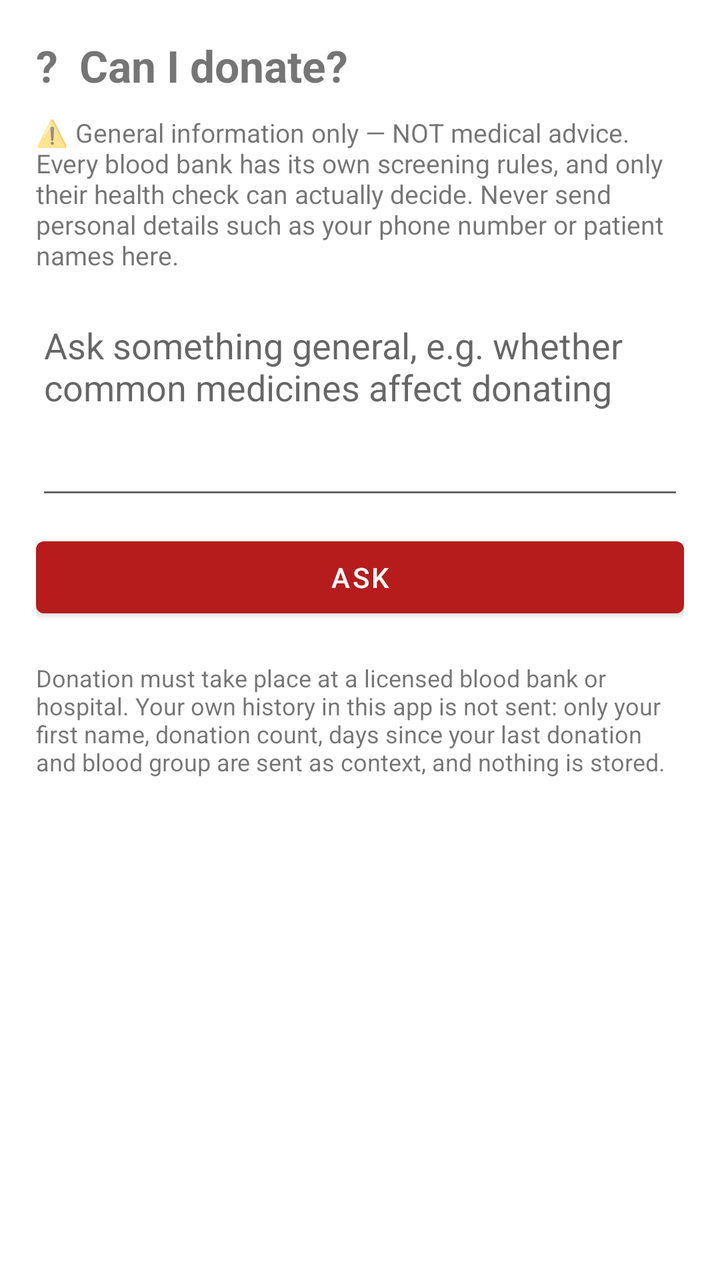
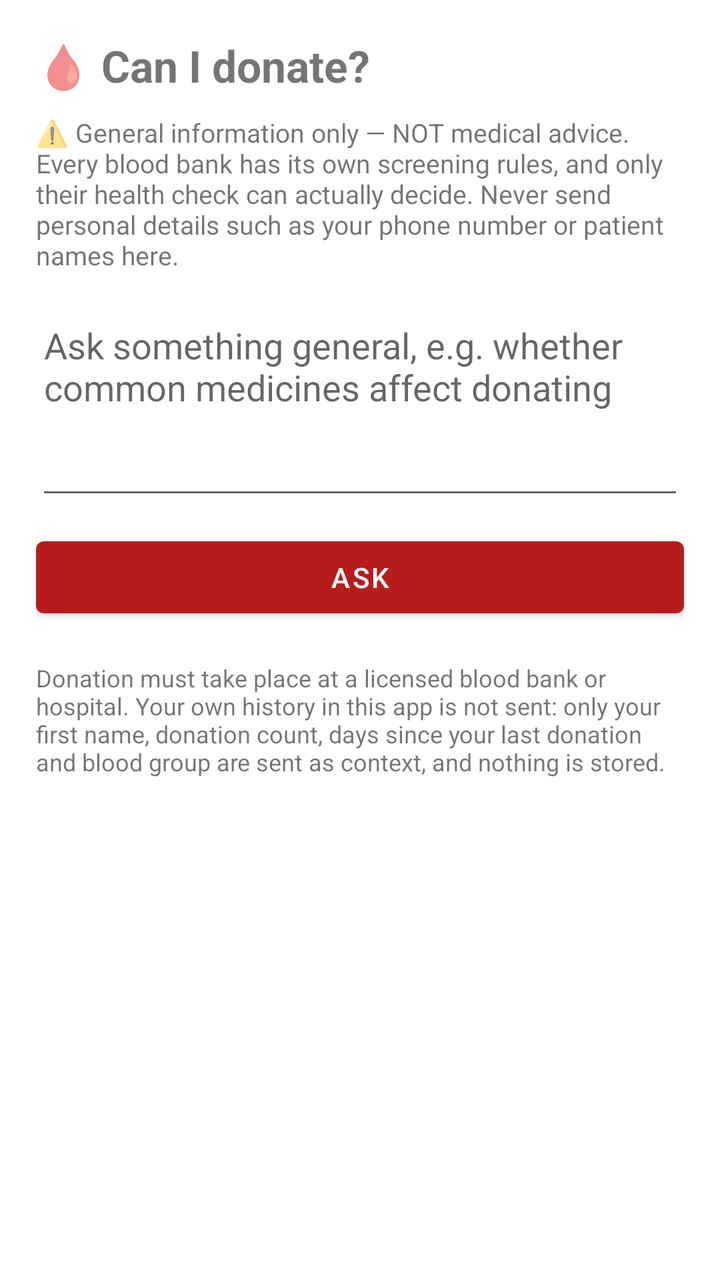

Compare the two renders of this Android layout. The source of the first and the diff that turns it into the second are given below.
<!-- AndroidManifest.xml: application theme Theme.BloodDonation -->
<!-- res/layout/activity_ask_donate.xml -->
<?xml version="1.0" encoding="utf-8"?>
<ScrollView xmlns:android="http://schemas.android.com/apk/res/android"
    android:layout_width="match_parent" android:layout_height="match_parent">

    <LinearLayout
        android:layout_width="match_parent" android:layout_height="wrap_content"
        android:orientation="vertical" android:padding="18dp">

        <TextView
            android:layout_width="wrap_content" android:layout_height="wrap_content"
            android:text="?  Can I donate?" android:textSize="22sp" android:textStyle="bold" />

        <TextView
            android:layout_width="match_parent" android:layout_height="wrap_content"
            android:layout_marginTop="10dp" android:textSize="13sp"
            android:text="⚠️ General information only — NOT medical advice. Every blood bank has its own screening rules, and only their health check can actually decide. Never send personal details such as your phone number or patient names here." />

        <EditText
            android:id="@+id/etQuestion"
            android:layout_width="match_parent" android:layout_height="wrap_content"
            android:layout_marginTop="14dp"
            android:gravity="top"
            android:hint="Ask something general, e.g. whether common medicines affect donating"
            android:inputType="textMultiLine|textCapSentences"
            android:lines="4" android:maxLength="500" android:maxLines="6" />

        <Button
            android:id="@+id/btnAskVerify"
            android:layout_width="match_parent" android:layout_height="wrap_content"
            android:layout_marginTop="10dp" android:text="Ask" />

        <TextView
            android:id="@+id/tvAnswer"
            android:layout_width="match_parent" android:layout_height="wrap_content"
            android:layout_marginTop="12dp" android:textIsSelectable="true"
            android:textSize="15sp" android:visibility="gone" />

        <TextView
            android:layout_width="match_parent" android:layout_height="wrap_content"
            android:layout_marginTop="18dp" android:textSize="12sp"
            android:text="Donation must take place at a licensed blood bank or hospital. Your own history in this app is not sent: only your first name, donation count, days since your last donation and blood group are sent as context, and nothing is stored." />

    </LinearLayout>
</ScrollView>
<!-- resources referenced by this layout -->
<resources>
  <style name="Theme.BloodDonation" parent="Theme.MaterialComponents.DayNight.DarkActionBar">
          <item name="colorPrimary">@color/blood_red</item>
          <item name="colorPrimaryVariant">@color/blood_red_dark</item>
          <item name="colorOnPrimary">@color/white</item>
          <item name="colorSecondary">@color/blood_red</item>
          <item name="android:statusBarColor">@color/blood_red_dark</item>
      </style>
  <color name="blood_red">#B71C1C</color>
  <color name="blood_red_dark">#7F0000</color>
  <color name="white">#FFFFFF</color>
</resources>

<!-- the commit's change to res/layout/activity_ask_donate.xml (unified diff, before → after) -->
@@ -8,7 +8,7 @@
 
         <TextView
             android:layout_width="wrap_content" android:layout_height="wrap_content"
-            android:text="?  Can I donate?" android:textSize="22sp" android:textStyle="bold" />
+            android:text="🩸 Can I donate?" android:textSize="22sp" android:textStyle="bold" />
 
         <TextView
             android:layout_width="match_parent" android:layout_height="wrap_content"
